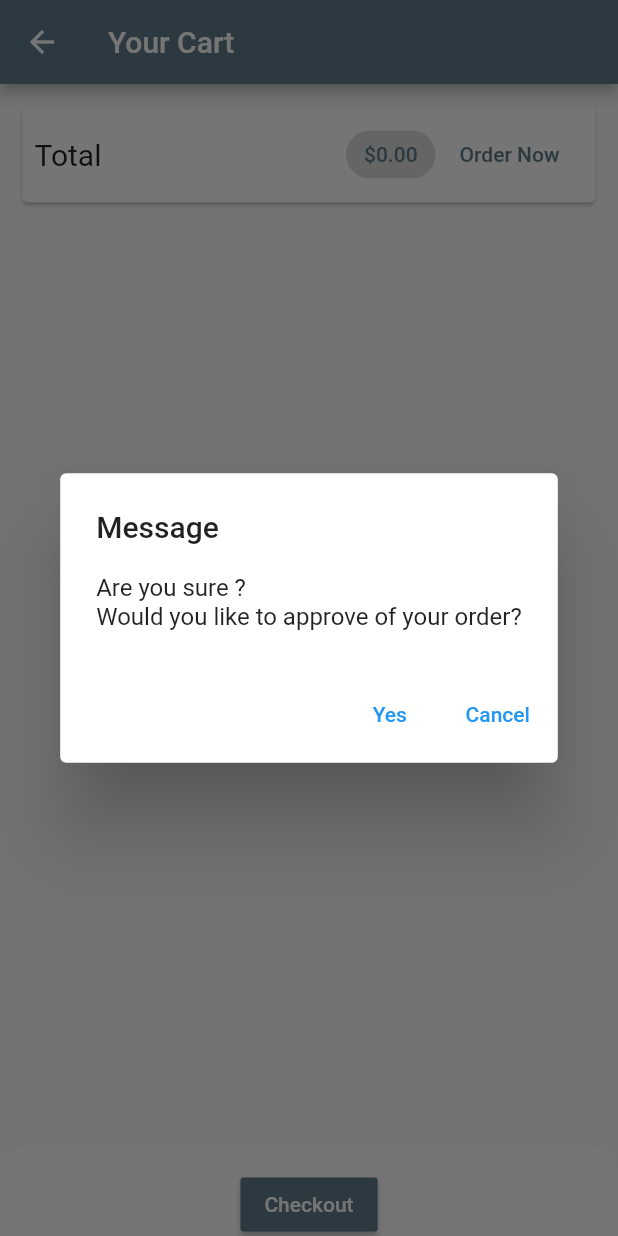
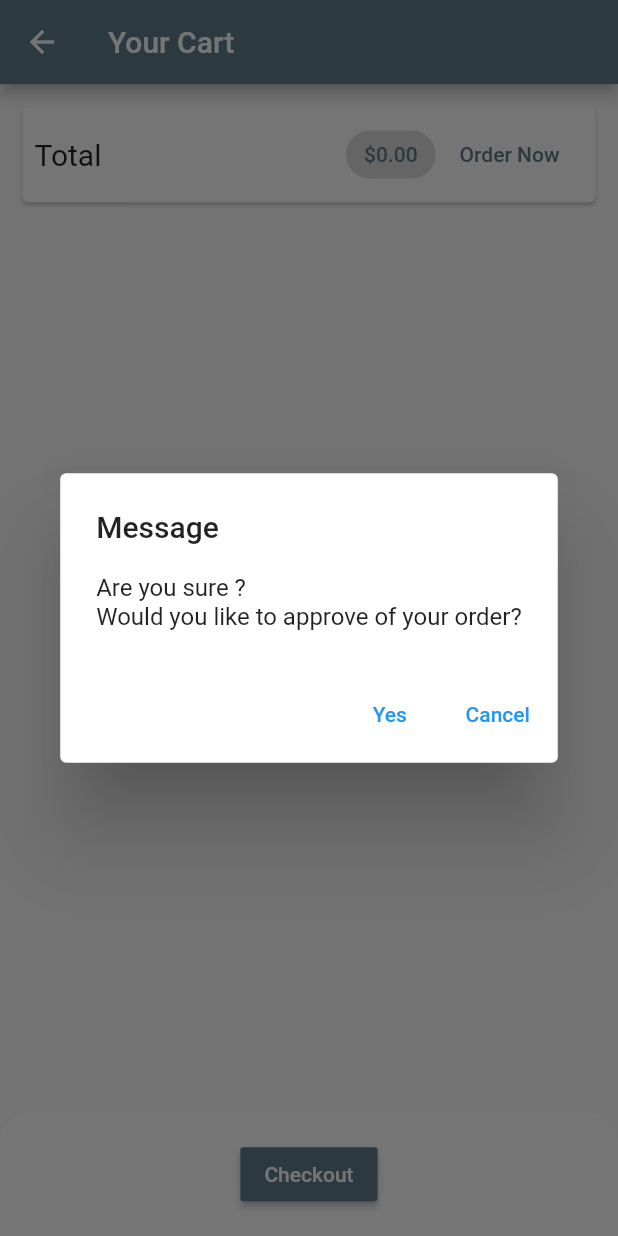
Before and after one commit to MiSteery/sample, a Flutter app: the CartScreen screen opened by its route, after a tap on "Checkout", on a phone screen of 412 x 824 dp. Run offline on Flutter 3.47's test engine with Material 2 defaults, Android fonts, the phone set to English and light mode, and no system bars; network calls fail.

Commit message:
fix checkout button place

```diff
--- a/lib/screens/checkout.dart
+++ b/lib/screens/checkout.dart
@@ -1,6 +1,8 @@
 import 'package:flutter/material.dart';
 import 'package:provider/provider.dart';
+
 import 'package:sample/providers/cart.dart';
+import 'package:sample/providers/order_detail.dart';
 
 class Checkout extends StatefulWidget {
   @override
@@ -10,6 +12,8 @@ class Checkout extends StatefulWidget {
 class _CheckoutState extends State<Checkout> {
   @override
   Widget build(BuildContext context) {
+    var size = MediaQuery.of(context).size;
+
     final cart = Provider.of<Cart>(context);
     Future<void> _showMyDialog() async {
       return showDialog<void>(
@@ -30,8 +34,14 @@ class _CheckoutState extends State<Checkout> {
               TextButton(
                 child: const Text('Yes'),
                 onPressed: () {
+                  {
+                    Provider.of<OrderDetail>(context, listen: false).addOrder(
+                      cart.items.values.toList(),
+                      cart.totalAmount,
+                    );
                     cart.clear();
                     Navigator.of(context).pop();
+                  }
                 },
               ),
               TextButton(
@@ -42,12 +52,13 @@ class _CheckoutState extends State<Checkout> {
               ),
             ],
           );
-          });
+        },
+      );
     }
 
     return Container(
       padding: EdgeInsets.symmetric(vertical: 15, horizontal: 10),
-      height: 60,
+       height: size.height * 0.1,
       decoration: BoxDecoration(
         color: Colors.white,
         borderRadius: BorderRadius.only(
```
Lines whose indentation alone changed are shown as unchanged.
